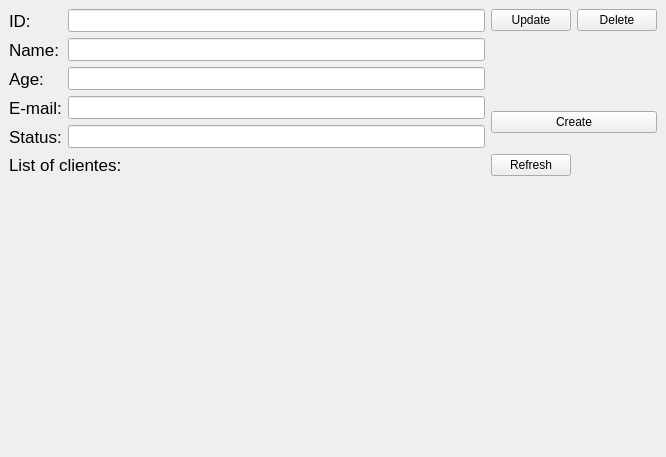
Old version of the form design.ui in the repository MatheusSilvestreOliveira/Python_CRUD_MySQL.
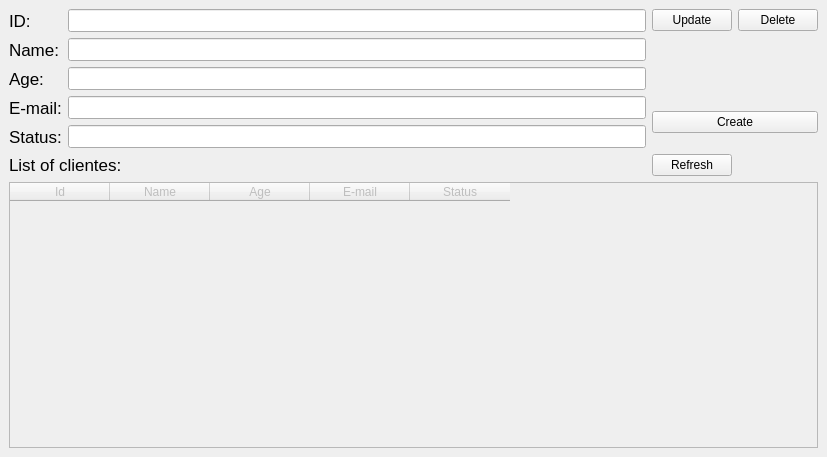
New version of the form.

Commit message: Table to show clients

Diff of the .ui file:
```diff
--- a/design.ui
+++ b/design.ui
@@ -6,7 +6,7 @@
    <rect>
     <x>0</x>
     <y>0</y>
-    <width>666</width>
+    <width>827</width>
     <height>457</height>
    </rect>
   </property>
@@ -15,16 +15,6 @@
   </property>
   <widget class="QWidget" name="centralwidget">
    <layout class="QGridLayout" name="gridLayout">
-    <item row="7" column="0" colspan="4">
-     <widget class="QLabel" name="labelClients">
-      <property name="text">
-       <string/>
-      </property>
-      <property name="alignment">
-       <set>Qt::AlignLeading|Qt::AlignLeft|Qt::AlignTop</set>
-      </property>
-     </widget>
-    </item>
     <item row="4" column="0">
      <widget class="QLabel" name="label_5">
       <property name="font">
@@ -179,6 +169,41 @@
       </property>
      </widget>
     </item>
+    <item row="7" column="0" colspan="4">
+     <widget class="QTableWidget" name="tableClients">
+      <property name="enabled">
+       <bool>false</bool>
+      </property>
+      <attribute name="horizontalHeaderCascadingSectionResizes">
+       <bool>true</bool>
+      </attribute>
+      <column>
+       <property name="text">
+        <string>Id</string>
+       </property>
+      </column>
+      <column>
+       <property name="text">
+        <string>Name</string>
+       </property>
+      </column>
+      <column>
+       <property name="text">
+        <string>Age</string>
+       </property>
+      </column>
+      <column>
+       <property name="text">
+        <string>E-mail</string>
+       </property>
+      </column>
+      <column>
+       <property name="text">
+        <string>Status</string>
+       </property>
+      </column>
+     </widget>
+    </item>
    </layout>
   </widget>
  </widget>
```
Left out of the diff: 40 changed lines with no effect on the pictures. The commit also changes 3 other files.
